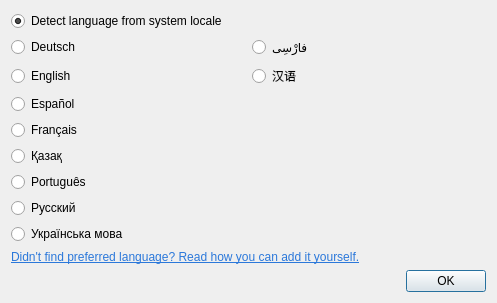
First picture: the form in src/bin/scenarist-desktop/UserInterfaceLayer/Settings/LanguageDialog.ui, repository dimkanovikov/KITScenarist, before the edit.
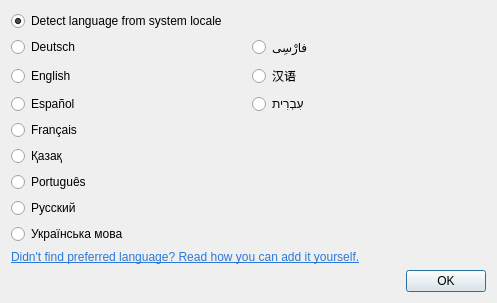
Second picture: the form after the edit.

Commit message:
Added hebrew translation refs #442
+ improved drawing of some gui for right to left writing languages

What changed in the file:
```diff
--- a/src/bin/scenarist-desktop/UserInterfaceLayer/Settings/LanguageDialog.ui
+++ b/src/bin/scenarist-desktop/UserInterfaceLayer/Settings/LanguageDialog.ui
@@ -143,6 +143,13 @@
      </property>
     </widget>
    </item>
+   <item row="3" column="1">
+    <widget class="QRadioButton" name="hebrew">
+     <property name="text">
+      <string>עִבְרִית</string>
+     </property>
+    </widget>
+   </item>
   </layout>
  </widget>
  <tabstops>
```
The commit also changes 5 other files.
